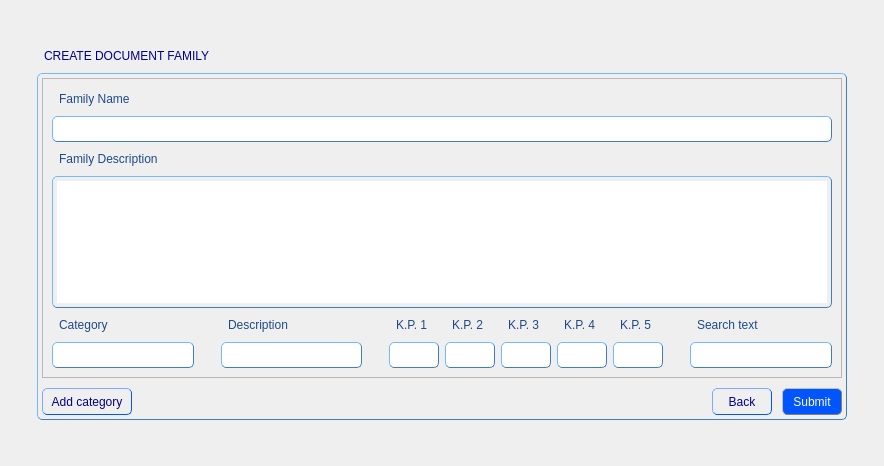
The window that Builder/Builder/createdocfamilyform.ui (Rork96/QtProjects) describes before a commit, drawn with Qt 5.
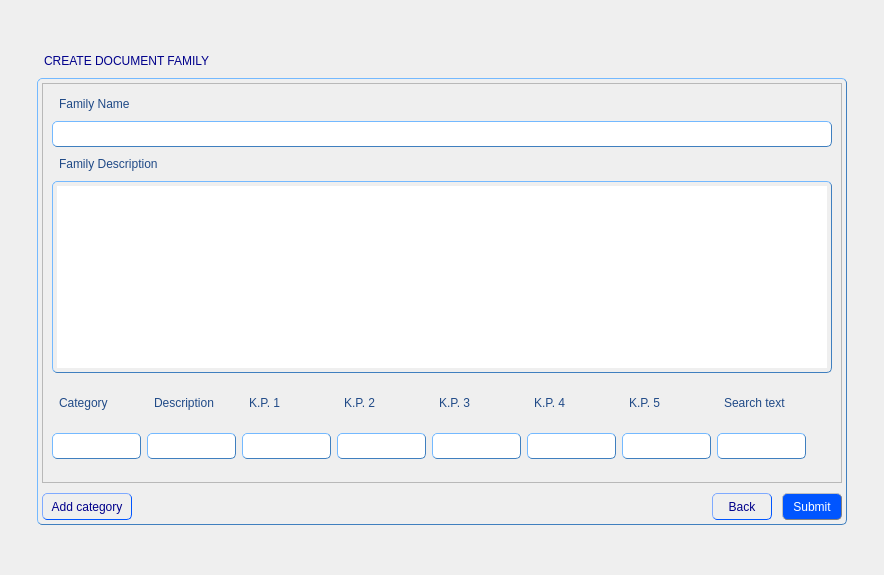
The same window after the commit.

The edit to the form file:
```diff
--- a/Builder/Builder/createdocfamilyform.ui
+++ b/Builder/Builder/createdocfamilyform.ui
@@ -7,7 +7,7 @@
     <x>0</x>
     <y>0</y>
     <width>884</width>
-    <height>466</height>
+    <height>575</height>
    </rect>
   </property>
   <property name="windowTitle">
@@ -83,7 +83,19 @@
                border-radius: 5px;
                border-style: outset;
 	           font: 10pt &quot;MS Shell Dlg 2&quot;;
-              }</string>
+              }
+
+QToolButton:hover {
+               color: white;
+               border: 1px solid grey;
+               background-color: rgb(114, 159, 207);
+               }
+
+QToolButton:pressed {
+               color: rgb(0, 0, 197)
+               background: shadow;
+               border-style: inset;
+               }</string>
   </property>
   <layout class="QGridLayout" name="gridLayout_2">
    <item row="2" column="1">
@@ -253,16 +265,22 @@
       </item>
       <item row="0" column="0" colspan="2">
        <widget class="QScrollArea" name="scrollArea">
+        <property name="sizePolicy">
+         <sizepolicy hsizetype="Expanding" vsizetype="Expanding">
+          <horstretch>0</horstretch>
+          <verstretch>0</verstretch>
+         </sizepolicy>
+        </property>
         <property name="minimumSize">
          <size>
           <width>800</width>
-          <height>300</height>
+          <height>400</height>
          </size>
         </property>
         <property name="maximumSize">
          <size>
           <width>800</width>
-          <height>300</height>
+          <height>400</height>
          </size>
         </property>
         <property name="widgetResizable">
@@ -274,192 +292,277 @@
            <x>0</x>
            <y>0</y>
            <width>798</width>
-           <height>298</height>
+           <height>398</height>
           </rect>
          </property>
          <layout class="QGridLayout" name="gridLayout_3">
-          <item row="5" column="3">
-           <spacer name="horizontalSpacer_6">
-            <property name="orientation">
-             <enum>Qt::Horizontal</enum>
+          <item row="0" column="0" colspan="2">
+           <widget class="QLabel" name="label_2">
+            <property name="text">
+             <string>Family Name</string>
             </property>
-            <property name="sizeType">
-             <enum>QSizePolicy::Maximum</enum>
-            </property>
-            <property name="sizeHint" stdset="0">
-             <size>
-              <width>15</width>
-              <height>0</height>
-             </size>
-            </property>
-           </spacer>
+           </widget>
           </item>
-          <item row="4" column="10">
-           <widget class="QLabel" name="label_7">
+          <item row="2" column="0" colspan="2">
+           <widget class="QLabel" name="label_3">
             <property name="text">
-             <string>Search text </string>
+             <string>Family Description</string>
             </property>
            </widget>
           </item>
-          <item row="1" column="0" colspan="11">
-           <widget class="QLineEdit" name="familyNameLine"/>
-          </item>
-          <item row="4" column="8">
-           <widget class="QLabel" name="label_11">
+          <item row="4" column="0">
+           <layout class="QVBoxLayout" name="verticalLayout">
+            <item>
+             <widget class="QLabel" name="label_4">
+              <property name="sizePolicy">
+               <sizepolicy hsizetype="Preferred" vsizetype="Fixed">
+                <horstretch>0</horstretch>
+                <verstretch>0</verstretch>
+               </sizepolicy>
+              </property>
             <property name="text">
-             <string>K.P. 5</string>
+               <string>Category </string>
             </property>
            </widget>
           </item>
-          <item row="4" column="2">
+            <item>
+             <widget class="QLineEdit" name="categoryLine"/>
+            </item>
+           </layout>
+          </item>
+          <item row="4" column="1">
+           <layout class="QVBoxLayout" name="verticalLayout_2">
+            <item>
            <widget class="QLabel" name="label_5">
+              <property name="sizePolicy">
+               <sizepolicy hsizetype="Preferred" vsizetype="Fixed">
+                <horstretch>0</horstretch>
+                <verstretch>0</verstretch>
+               </sizepolicy>
+              </property>
             <property name="text">
              <string>Description </string>
             </property>
            </widget>
           </item>
-          <item row="3" column="0" colspan="11">
-           <widget class="QTextEdit" name="familyDescrText"/>
-          </item>
-          <item row="4" column="7">
-           <widget class="QLabel" name="label_10">
-            <property name="text">
-             <string>K.P. 4</string>
-            </property>
-           </widget>
+            <item>
+             <widget class="QLineEdit" name="descriptionLine"/>
+            </item>
+           </layout>
           </item>
-          <item row="4" column="4">
+          <item row="4" column="2">
+           <layout class="QVBoxLayout" name="verticalLayout_3">
+            <item>
            <widget class="QLabel" name="label_6">
+              <property name="sizePolicy">
+               <sizepolicy hsizetype="Preferred" vsizetype="Fixed">
+                <horstretch>0</horstretch>
+                <verstretch>0</verstretch>
+               </sizepolicy>
+              </property>
             <property name="text">
              <string>K.P. 1</string>
             </property>
            </widget>
           </item>
-          <item row="2" column="0" colspan="3">
-           <widget class="QLabel" name="label_3">
-            <property name="text">
-             <string>Family Description</string>
+            <item>
+             <widget class="QLineEdit" name="kp_1_Line">
+              <property name="sizePolicy">
+               <sizepolicy hsizetype="Expanding" vsizetype="Fixed">
+                <horstretch>0</horstretch>
+                <verstretch>0</verstretch>
+               </sizepolicy>
+              </property>
+              <property name="maximumSize">
+               <size>
+                <width>16777215</width>
+                <height>16777215</height>
+               </size>
             </property>
            </widget>
           </item>
-          <item row="4" column="5">
+           </layout>
+          </item>
+          <item row="4" column="3">
+           <layout class="QVBoxLayout" name="verticalLayout_4">
+            <item>
            <widget class="QLabel" name="label_8">
+              <property name="sizePolicy">
+               <sizepolicy hsizetype="Preferred" vsizetype="Fixed">
+                <horstretch>0</horstretch>
+                <verstretch>0</verstretch>
+               </sizepolicy>
+              </property>
             <property name="text">
              <string>K.P. 2</string>
             </property>
            </widget>
           </item>
-          <item row="0" column="0">
-           <widget class="QLabel" name="label_2">
-            <property name="text">
-             <string>Family Name</string>
-            </property>
-           </widget>
-          </item>
-          <item row="4" column="0">
-           <widget class="QLabel" name="label_4">
-            <property name="text">
-             <string>Category </string>
+            <item>
+             <widget class="QLineEdit" name="kp_2_Line">
+              <property name="sizePolicy">
+               <sizepolicy hsizetype="Expanding" vsizetype="Fixed">
+                <horstretch>0</horstretch>
+                <verstretch>0</verstretch>
+               </sizepolicy>
+              </property>
+              <property name="maximumSize">
+               <size>
+                <width>16777215</width>
+                <height>16777215</height>
+               </size>
             </property>
            </widget>
           </item>
-          <item row="4" column="6">
+           </layout>
+          </item>
+          <item row="4" column="4">
+           <layout class="QVBoxLayout" name="verticalLayout_5">
+            <item>
            <widget class="QLabel" name="label_9">
+              <property name="sizePolicy">
+               <sizepolicy hsizetype="Preferred" vsizetype="Fixed">
+                <horstretch>0</horstretch>
+                <verstretch>0</verstretch>
+               </sizepolicy>
+              </property>
             <property name="text">
              <string>K.P. 3</string>
             </property>
            </widget>
           </item>
-          <item row="5" column="10">
-           <widget class="QLineEdit" name="searchTextLine"/>
-          </item>
-          <item row="5" column="4">
-           <widget class="QLineEdit" name="kp_1_Line">
-            <property name="maximumSize">
-             <size>
-              <width>50</width>
-              <height>16777215</height>
-             </size>
-            </property>
-           </widget>
-          </item>
-          <item row="5" column="5">
-           <widget class="QLineEdit" name="kp_2_Line">
-            <property name="maximumSize">
-             <size>
-              <width>50</width>
-              <height>16777215</height>
-             </size>
-            </property>
-           </widget>
-          </item>
-          <item row="5" column="7">
-           <widget class="QLineEdit" name="kp_4_Line">
-            <property name="maximumSize">
-             <size>
-              <width>50</width>
-              <height>16777215</height>
-             </size>
-            </property>
-           </widget>
-          </item>
-          <item row="5" column="2">
-           <widget class="QLineEdit" name="descriptionline"/>
-          </item>
-          <item row="5" column="0">
-           <widget class="QLineEdit" name="categoryLine"/>
-          </item>
-          <item row="5" column="6">
+            <item>
            <widget class="QLineEdit" name="kp_3_Line">
+              <property name="sizePolicy">
+               <sizepolicy hsizetype="Expanding" vsizetype="Fixed">
+                <horstretch>0</horstretch>
+                <verstretch>0</verstretch>
+               </sizepolicy>
+              </property>
             <property name="maximumSize">
              <size>
-              <width>50</width>
+                <width>16777215</width>
               <height>16777215</height>
              </size>
             </property>
            </widget>
           </item>
-          <item row="5" column="8">
+           </layout>
+          </item>
+          <item row="4" column="5">
+           <layout class="QVBoxLayout" name="verticalLayout_6">
+            <item>
+             <widget class="QLabel" name="label_10">
+              <property name="sizePolicy">
+               <sizepolicy hsizetype="Preferred" vsizetype="Fixed">
+                <horstretch>0</horstretch>
+                <verstretch>0</verstretch>
+               </sizepolicy>
+              </property>
+              <property name="text">
+               <string>K.P. 4</string>
+              </property>
+             </widget>
+            </item>
+            <item>
+             <widget class="QLineEdit" name="kp_4_Line">
+              <property name="sizePolicy">
+               <sizepolicy hsizetype="Expanding" vsizetype="Fixed">
+                <horstretch>0</horstretch>
+                <verstretch>0</verstretch>
+               </sizepolicy>
+              </property>
+              <property name="maximumSize">
+               <size>
+                <width>16777215</width>
+                <height>16777215</height>
+               </size>
+              </property>
+             </widget>
+            </item>
+           </layout>
+          </item>
+          <item row="4" column="6">
+           <layout class="QVBoxLayout" name="verticalLayout_7">
+            <item>
+             <widget class="QLabel" name="label_11">
+              <property name="sizePolicy">
+               <sizepolicy hsizetype="Preferred" vsizetype="Fixed">
+                <horstretch>0</horstretch>
+                <verstretch>0</verstretch>
+               </sizepolicy>
+              </property>
+              <property name="text">
+               <string>K.P. 5</string>
+              </property>
+             </widget>
+            </item>
+            <item>
            <widget class="QLineEdit" name="kp_5_Line">
+              <property name="sizePolicy">
+               <sizepolicy hsizetype="Expanding" vsizetype="Fixed">
+                <horstretch>0</horstretch>
+                <verstretch>0</verstretch>
+               </sizepolicy>
+              </property>
             <property name="maximumSize">
              <size>
-              <width>50</width>
+                <width>16777215</width>
               <height>16777215</height>
              </size>
             </property>
            </widget>
           </item>
-          <item row="5" column="1">
-           <spacer name="horizontalSpacer_5">
-            <property name="orientation">
-             <enum>Qt::Horizontal</enum>
+           </layout>
+          </item>
+          <item row="4" column="7">
+           <layout class="QVBoxLayout" name="verticalLayout_8">
+            <property name="spacing">
+             <number>6</number>
             </property>
-            <property name="sizeType">
-             <enum>QSizePolicy::Maximum</enum>
-            </property>
-            <property name="sizeHint" stdset="0">
-             <size>
-              <width>15</width>
-              <height>0</height>
-             </size>
-            </property>
-           </spacer>
-          </item>
-          <item row="5" column="9">
-           <spacer name="horizontalSpacer_7">
+            <item>
+             <widget class="QLabel" name="label_7">
+              <property name="sizePolicy">
+               <sizepolicy hsizetype="Preferred" vsizetype="Fixed">
+                <horstretch>0</horstretch>
+                <verstretch>0</verstretch>
+               </sizepolicy>
+              </property>
+              <property name="text">
+               <string>Search text </string>
+              </property>
+             </widget>
+            </item>
+            <item>
+             <widget class="QLineEdit" name="searchTextLine"/>
+            </item>
+           </layout>
+          </item>
+          <item row="4" column="8">
+           <layout class="QVBoxLayout" name="verticalLayout_9">
+            <item>
+             <spacer name="verticalSpacer_4">
             <property name="orientation">
-             <enum>Qt::Horizontal</enum>
+               <enum>Qt::Vertical</enum>
             </property>
             <property name="sizeType">
-             <enum>QSizePolicy::Maximum</enum>
+               <enum>QSizePolicy::Expanding</enum>
             </property>
             <property name="sizeHint" stdset="0">
              <size>
-              <width>15</width>
-              <height>0</height>
+                <width>20</width>
+                <height>35</height>
              </size>
             </property>
            </spacer>
+            </item>
+           </layout>
+          </item>
+          <item row="3" column="0" colspan="9">
+           <widget class="QTextEdit" name="familyDescrText"/>
+          </item>
+          <item row="1" column="0" colspan="9">
+           <widget class="QLineEdit" name="familyNameLine"/>
           </item>
          </layout>
         </widget>
```
Lines whose indentation alone changed are shown as unchanged.
